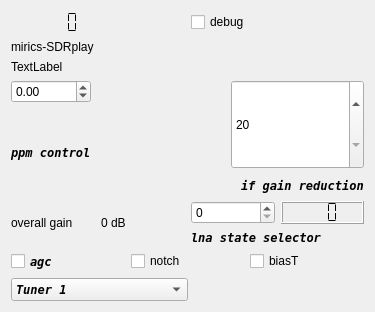
The window that sources/devices/sdrplay-handler-duo/duo-widget.ui (JvanKatwijk/qt-dab) describes before a commit, drawn with Qt 5.
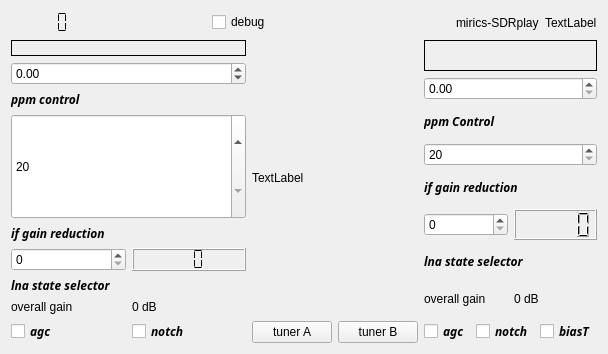
The same window after the commit.

```diff
--- a/sources/devices/sdrplay-handler-duo/duo-widget.ui
+++ b/sources/devices/sdrplay-handler-duo/duo-widget.ui
@@ -6,8 +6,8 @@
    <rect>
     <x>0</x>
     <y>0</y>
-    <width>375</width>
-    <height>312</height>
+    <width>608</width>
+    <height>354</height>
    </rect>
   </property>
   <property name="sizePolicy">
@@ -21,7 +21,7 @@
   </property>
   <layout class="QVBoxLayout" name="verticalLayout_4">
    <item>
-    <layout class="QHBoxLayout" name="horizontalLayout_6">
+    <layout class="QHBoxLayout" name="horizontalLayout_10">
      <item>
       <layout class="QHBoxLayout" name="horizontalLayout_5">
        <item>
@@ -37,15 +37,21 @@
          </property>
         </widget>
        </item>
-       <item>
-        <widget class="QLabel" name="overloadLabel">
-         <property name="text">
-          <string/>
-         </property>
-        </widget>
-       </item>
       </layout>
      </item>
+     <item>
+      <spacer name="horizontalSpacer">
+       <property name="orientation">
+        <enum>Qt::Orientation::Horizontal</enum>
+       </property>
+       <property name="sizeHint" stdset="0">
+        <size>
+         <width>40</width>
+         <height>20</height>
+        </size>
+       </property>
+      </spacer>
+     </item>
      <item>
       <widget class="QCheckBox" name="debugControl">
        <property name="text">
@@ -53,17 +59,21 @@
        </property>
       </widget>
      </item>
-    </layout>
+     <item>
+      <spacer name="horizontalSpacer_2">
+       <property name="orientation">
+        <enum>Qt::Orientation::Horizontal</enum>
+       </property>
+       <property name="sizeHint" stdset="0">
+        <size>
+         <width>40</width>
+         <height>20</height>
+        </size>
+       </property>
+      </spacer>
    </item>
    <item>
     <layout class="QHBoxLayout" name="horizontalLayout_11">
-     <item>
-      <widget class="QLabel" name="deviceLabel">
-       <property name="text">
-        <string>mirics-SDRplay</string>
-       </property>
-      </widget>
-     </item>
      <item>
       <widget class="QLabel" name="serialNumber">
        <property name="sizePolicy">
@@ -77,6 +87,13 @@
        </property>
       </widget>
      </item>
+       <item>
+        <widget class="QLabel" name="deviceLabel">
+         <property name="text">
+          <string>mirics-SDRplay</string>
+         </property>
+        </widget>
+       </item>
     </layout>
    </item>
    <item>
@@ -86,12 +103,27 @@
      </property>
     </widget>
    </item>
+    </layout>
+   </item>
    <item>
     <layout class="QHBoxLayout" name="horizontalLayout_9">
      <item>
       <layout class="QVBoxLayout" name="verticalLayout">
        <item>
-        <widget class="QDoubleSpinBox" name="ppmControl">
+        <widget class="QLabel" name="overloadLabel_A">
+         <property name="frameShape">
+          <enum>QFrame::Shape::Box</enum>
+         </property>
+         <property name="lineWidth">
+          <number>1</number>
+         </property>
+         <property name="text">
+          <string/>
+         </property>
+        </widget>
+       </item>
+       <item>
+        <widget class="QDoubleSpinBox" name="ppmControl_A">
          <property name="minimum">
           <double>-2000.000000000000000</double>
          </property>
@@ -101,10 +133,10 @@
         </widget>
        </item>
        <item>
-        <widget class="QLabel" name="ppmLabel">
+        <widget class="QLabel" name="ppmLabel_A">
          <property name="font">
           <font>
-           <family>DejaVu Sans Mono</family>
+           <family>Droid Sans</family>
            <italic>true</italic>
            <bold>true</bold>
           </font>
@@ -114,27 +146,8 @@
          </property>
         </widget>
        </item>
-      </layout>
-     </item>
      <item>
-      <layout class="QVBoxLayout" name="verticalLayout_3">
-       <item>
-        <layout class="QHBoxLayout" name="horizontalLayout_7">
-         <item>
-          <spacer name="horizontalSpacer">
-           <property name="orientation">
-            <enum>Qt::Orientation::Horizontal</enum>
-           </property>
-           <property name="sizeHint" stdset="0">
-            <size>
-             <width>40</width>
-             <height>20</height>
-            </size>
-           </property>
-          </spacer>
-         </item>
-         <item>
-          <widget class="QSpinBox" name="GRdBSelector">
+        <widget class="QSpinBox" name="GRdBSelector_A">
            <property name="sizePolicy">
             <sizepolicy hsizetype="Expanding" vsizetype="Expanding">
              <horstretch>0</horstretch>
@@ -149,28 +162,11 @@
            </property>
           </widget>
          </item>
-        </layout>
-       </item>
        <item>
-        <layout class="QHBoxLayout" name="horizontalLayout_8">
-         <item>
-          <spacer name="horizontalSpacer_3">
-           <property name="orientation">
-            <enum>Qt::Orientation::Horizontal</enum>
-           </property>
-           <property name="sizeHint" stdset="0">
-            <size>
-             <width>40</width>
-             <height>20</height>
-            </size>
-           </property>
-          </spacer>
-         </item>
-         <item>
-          <widget class="QLabel" name="gainsliderLabel">
+        <widget class="QLabel" name="gainsliderLabel_A">
            <property name="font">
             <font>
-             <family>DejaVu Sans Mono</family>
+           <family>Droid Sans</family>
              <italic>true</italic>
              <bold>true</bold>
             </font>
@@ -180,41 +176,10 @@
            </property>
           </widget>
          </item>
-        </layout>
-       </item>
-      </layout>
-     </item>
-    </layout>
-   </item>
-   <item>
-    <layout class="QHBoxLayout" name="horizontalLayout_10">
-     <item>
-      <layout class="QHBoxLayout" name="horizontalLayout_4">
-       <item>
-        <widget class="QLabel" name="label">
-         <property name="text">
-          <string>overall gain</string>
-         </property>
-        </widget>
-       </item>
-       <item>
-        <widget class="QLabel" name="gainDisplay">
-         <property name="toolTip">
-          <string>&lt;html&gt;&lt;head/&gt;&lt;body&gt;&lt;p&gt;The number gere displays the currently applied attenuation on the incoming signal&lt;/p&gt;&lt;/body&gt;&lt;/html&gt;</string>
-         </property>
-         <property name="text">
-          <string>0 dB</string>
-         </property>
-        </widget>
-       </item>
-      </layout>
-     </item>
-     <item>
-      <layout class="QVBoxLayout" name="verticalLayout_2">
        <item>
         <layout class="QHBoxLayout" name="horizontalLayout_3">
          <item>
-          <widget class="QSpinBox" name="lnaGainSetting">
+          <widget class="QSpinBox" name="lnaGainSetting_A">
            <property name="sizePolicy">
             <sizepolicy hsizetype="Preferred" vsizetype="Fixed">
              <horstretch>0</horstretch>
@@ -227,7 +192,7 @@
           </widget>
          </item>
          <item>
-          <widget class="QLCDNumber" name="lnaGRdBDisplay">
+          <widget class="QLCDNumber" name="lnaGRdBDisplay_A">
            <property name="toolTip">
             <string>&lt;html&gt;&lt;head/&gt;&lt;body&gt;&lt;p&gt;The display shows the gain reduction in the lna of the device.&lt;/p&gt;&lt;/body&gt;&lt;/html&gt;</string>
            </property>
@@ -245,7 +210,7 @@
         <widget class="QLabel" name="label_2">
          <property name="font">
           <font>
-           <family>DejaVu Sans Mono</family>
+           <family>Droid Sans</family>
            <italic>true</italic>
            <bold>true</bold>
           </font>
@@ -255,17 +220,34 @@
          </property>
         </widget>
        </item>
-      </layout>
-     </item>
+       <item>
+        <layout class="QHBoxLayout" name="horizontalLayout_4">
+         <item>
+          <widget class="QLabel" name="label">
+           <property name="text">
+            <string>overall gain</string>
+           </property>
+          </widget>
+         </item>
+         <item>
+          <widget class="QLabel" name="gainDisplay_A">
+           <property name="toolTip">
+            <string>&lt;html&gt;&lt;head/&gt;&lt;body&gt;&lt;p&gt;The number gere displays the currently applied attenuation on the incoming signal&lt;/p&gt;&lt;/body&gt;&lt;/html&gt;</string>
+           </property>
+           <property name="text">
+            <string>0 dB</string>
+           </property>
+          </widget>
+         </item>
     </layout>
    </item>
    <item>
-    <layout class="QHBoxLayout" name="horizontalLayout_2">
+        <layout class="QHBoxLayout" name="horizontalLayout">
      <item>
-      <widget class="QCheckBox" name="agcControl">
+          <widget class="QCheckBox" name="agcControl_A">
        <property name="font">
         <font>
-         <family>DejaVu Sans Mono</family>
+             <family>Droid Sans</family>
          <italic>true</italic>
          <bold>true</bold>
         </font>
@@ -279,7 +261,14 @@
       </widget>
      </item>
      <item>
-      <widget class="QCheckBox" name="notch_selector">
+          <widget class="QCheckBox" name="notch_selector_A">
+           <property name="font">
+            <font>
+             <family>Droid Sans</family>
+             <italic>true</italic>
+             <bold>true</bold>
+            </font>
+           </property>
        <property name="toolTip">
         <string>&lt;html&gt;&lt;head/&gt;&lt;body&gt;&lt;p&gt;The notch filter. The sdplay Rsp has a notch filter that - for the DAB band - blocks signals from the MW and FM band.&lt;/p&gt;&lt;/body&gt;&lt;/html&gt;</string>
        </property>
@@ -288,8 +277,176 @@
        </property>
       </widget>
      </item>
+        </layout>
+       </item>
+      </layout>
+     </item>
+     <item>
+      <layout class="QVBoxLayout" name="verticalLayout_3">
+       <item>
+        <widget class="QLabel" name="showTuner">
+         <property name="text">
+          <string>TextLabel</string>
+         </property>
+        </widget>
+       </item>
+       <item>
+        <layout class="QHBoxLayout" name="horizontalLayout_6">
+         <item>
+          <widget class="QPushButton" name="tunerA_selector">
+           <property name="text">
+            <string>tuner A</string>
+           </property>
+          </widget>
+         </item>
+         <item>
+          <widget class="QPushButton" name="tunerB_selector">
+           <property name="text">
+            <string>tuner B</string>
+           </property>
+          </widget>
+         </item>
+        </layout>
+       </item>
+      </layout>
+     </item>
+     <item>
+      <layout class="QVBoxLayout" name="verticalLayout_2">
+       <item>
+        <widget class="QLabel" name="overloadLabel_B">
+         <property name="frameShape">
+          <enum>QFrame::Shape::Box</enum>
+         </property>
+         <property name="text">
+          <string/>
+         </property>
+        </widget>
+       </item>
+       <item>
+        <widget class="QDoubleSpinBox" name="ppmControl_B"/>
+       </item>
+       <item>
+        <widget class="QLabel" name="ppmLabel_B">
+         <property name="font">
+          <font>
+           <family>Droid Sans</family>
+           <italic>true</italic>
+           <bold>true</bold>
+          </font>
+         </property>
+         <property name="text">
+          <string>ppm Control</string>
+         </property>
+        </widget>
+       </item>
+       <item>
+        <widget class="QSpinBox" name="GRdBSelector_B">
+         <property name="minimum">
+          <number>20</number>
+         </property>
+         <property name="maximum">
+          <number>59</number>
+         </property>
+         <property name="value">
+          <number>20</number>
+         </property>
+        </widget>
+       </item>
+       <item>
+        <widget class="QLabel" name="gainSliderLabel_B">
+         <property name="font">
+          <font>
+           <family>Droid Sans</family>
+           <italic>true</italic>
+           <bold>true</bold>
+          </font>
+         </property>
+         <property name="text">
+          <string>if gain reduction</string>
+         </property>
+        </widget>
+       </item>
+       <item>
+        <layout class="QHBoxLayout" name="horizontalLayout_2">
+         <item>
+          <widget class="QSpinBox" name="lnaGainSetting_B"/>
+         </item>
+         <item>
+          <widget class="QLCDNumber" name="lnaGRdBDisplay_B"/>
+         </item>
+        </layout>
+       </item>
+       <item>
+        <widget class="QLabel" name="label_3">
+         <property name="font">
+          <font>
+           <family>Droid Sans</family>
+           <italic>true</italic>
+           <bold>true</bold>
+          </font>
+         </property>
+         <property name="text">
+          <string>lna state selector</string>
+         </property>
+        </widget>
+       </item>
+       <item>
+        <layout class="QHBoxLayout" name="horizontalLayout_8">
+         <item>
+          <widget class="QLabel" name="label_4">
+           <property name="text">
+            <string>overall gain</string>
+           </property>
+          </widget>
+         </item>
+         <item>
+          <widget class="QLabel" name="gainDisplay_B">
+           <property name="text">
+            <string>0 dB</string>
+           </property>
+          </widget>
+         </item>
+        </layout>
+       </item>
+       <item>
+        <layout class="QHBoxLayout" name="horizontalLayout_7">
+         <item>
+          <widget class="QCheckBox" name="agcControl_B">
+           <property name="font">
+            <font>
+             <family>Droid Sans</family>
+             <italic>true</italic>
+             <bold>true</bold>
+            </font>
+           </property>
+           <property name="text">
+            <string>agc</string>
+           </property>
+          </widget>
+         </item>
+         <item>
+          <widget class="QCheckBox" name="notch_selector_B">
+           <property name="font">
+            <font>
+             <family>Droid Sans</family>
+             <italic>true</italic>
+             <bold>true</bold>
+            </font>
+           </property>
+           <property name="text">
+            <string>notch</string>
+           </property>
+          </widget>
+         </item>
      <item>
       <widget class="QCheckBox" name="biasT_selector">
+           <property name="font">
+            <font>
+             <family>Droid Sans</family>
+             <italic>true</italic>
+             <bold>true</bold>
+            </font>
+           </property>
        <property name="text">
         <string>biasT</string>
        </property>
@@ -297,50 +454,7 @@
      </item>
     </layout>
    </item>
-   <item>
-    <layout class="QHBoxLayout" name="horizontalLayout">
-     <item>
-      <widget class="QComboBox" name="tunerSelector">
-       <property name="sizePolicy">
-        <sizepolicy hsizetype="Expanding" vsizetype="Fixed">
-         <horstretch>0</horstretch>
-         <verstretch>0</verstretch>
-        </sizepolicy>
-       </property>
-       <property name="font">
-        <font>
-         <family>DejaVu Sans Mono</family>
-         <italic>true</italic>
-         <bold>true</bold>
-        </font>
-       </property>
-       <property name="toolTip">
-        <string>&lt;html&gt;&lt;head/&gt;&lt;body&gt;&lt;p&gt;If the device is an rspduo, select the tuner with this combobox&lt;/p&gt;&lt;/body&gt;&lt;/html&gt;</string>
-       </property>
-       <item>
-        <property name="text">
-         <string>Tuner 1</string>
-        </property>
-       </item>
-       <item>
-        <property name="text">
-         <string>Tuner 2</string>
-        </property>
-       </item>
-      </widget>
-     </item>
-     <item>
-      <spacer name="horizontalSpacer_2">
-       <property name="orientation">
-        <enum>Qt::Orientation::Horizontal</enum>
-       </property>
-       <property name="sizeHint" stdset="0">
-        <size>
-         <width>40</width>
-         <height>20</height>
-        </size>
-       </property>
-      </spacer>
+      </layout>
      </item>
     </layout>
    </item>
```
Lines whose indentation alone changed are shown as unchanged.
